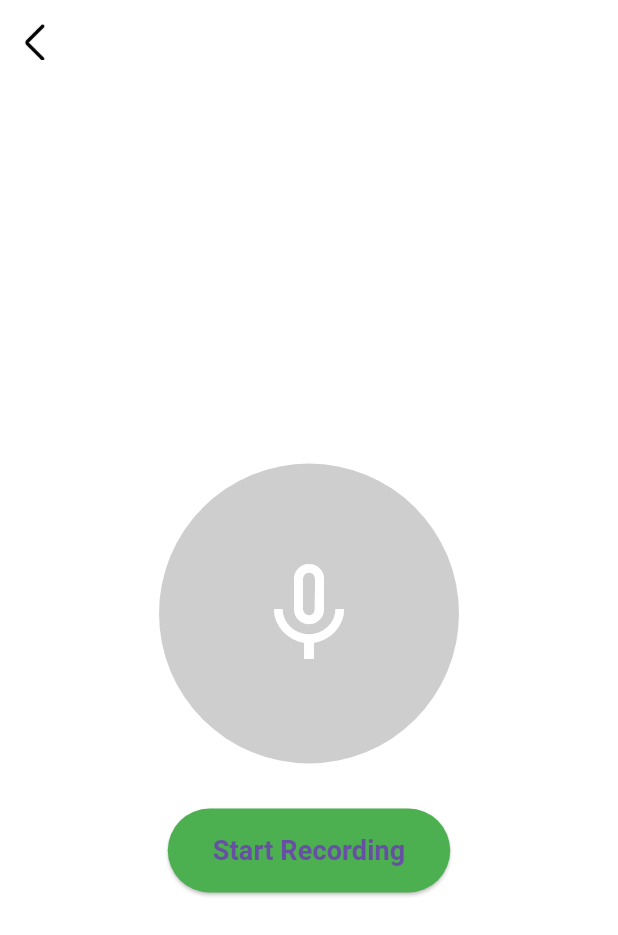
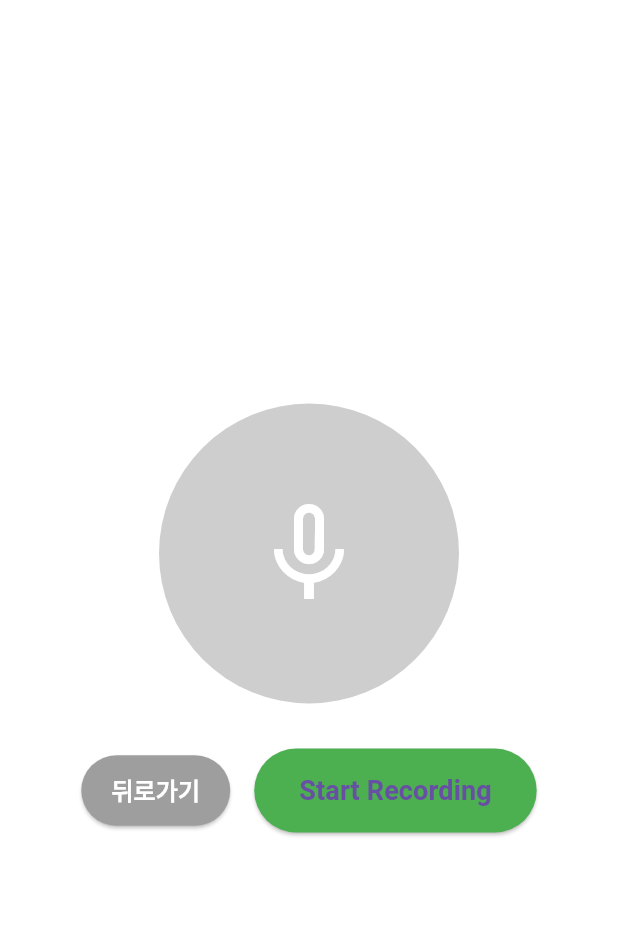
Before and after one commit to SafetyVoiceLDG/Safety_Voice, a Flutter app: the StopRecord screen opened by its route, on a phone screen of 412 x 824 dp. Shown: the top 935 px of the screen. Run offline on Flutter 3.47's test engine with Material 3 defaults, Android fonts, the phone set to English and light mode, and no system bars; our stand-ins replace audioplayers, permission_handler, shared_preferences; missing offline and left inert: flutter_sound; accounts and stored records are empty; Roboto replaces fonts that are missing (Noto Sans KR).

Commit message:
feat: 녹음 후 이름없는 파일로 저장

```diff
--- a/safety_voice/lib/pages/stopRecord.dart
+++ b/safety_voice/lib/pages/stopRecord.dart
@@ -3,6 +3,7 @@ import 'package:flutter_sound/flutter_sound.dart';
 import 'package:path_provider/path_provider.dart';
 import 'package:permission_handler/permission_handler.dart';
 import 'dart:io';
+import 'package:intl/intl.dart';
 
 class StopRecord extends StatefulWidget {
   const StopRecord({super.key});
@@ -32,7 +33,7 @@ class _StopRecordState extends State<StopRecord> {
       await _recorder.openRecorder();
       _isRecorderInitialized = true;
     } catch (e) {
-      print('Error initializing recorder: $e');
+      print('🚨 Error initializing recorder: $e');
     }
   }
 
@@ -40,20 +41,44 @@ class _StopRecordState extends State<StopRecord> {
   try {
     if (!_isRecorderInitialized) throw Exception('Recorder is not initialized');
     final dir = await getApplicationDocumentsDirectory();
-      _filePath = '${dir.path}/recorded_audio.aac';
-      await _recorder.startRecorder(toFile: _filePath);
+    _filePath = '${dir.path}/${DateFormat('yyyyMMddHHmm').format(DateTime.now())}.aac'; // ✅ AAC 형식으로 변경
+
+    await _recorder.startRecorder(
+      toFile: _filePath,
+      codec: Codec.aacADTS, // ✅ MP3 대신 AAC 사용
+    );
+
+    print("🎤 녹음 시작됨: $_filePath");
     setState(() => _isRecording = true);
   } catch (e) {
-      print('Error starting recording: $e');
+    print('🚨 Error starting recording: $e');
   }
 }
+
 
   Future<void> _stopRecording() async {
     try {
       await _recorder.stopRecorder();
       setState(() => _isRecording = false);
+
+      if (_filePath != null) {
+        await _saveRecordingPath(_filePath!); // ✅ 녹음 파일 경로 저장
+      }
     } catch (e) {
-      print('Error stopping recording: $e');
+      print('🚨 Error stopping recording: $e');
+    }
+  }
+
+  // ✅ 녹음된 파일의 경로를 내부 저장소에 기록
+  Future<void> _saveRecordingPath(String filePath) async {
+    try {
+      final dir = await getApplicationDocumentsDirectory();
+      final recordingListFile = File('${dir.path}/recording_list.txt');
+
+      await recordingListFile.writeAsString('$filePath\n', mode: FileMode.append);
+      print("✅ 녹음 파일 저장됨: $filePath");
+    } catch (e) {
+      print("🚨 녹음 파일 저장 오류: $e");
     }
   }
 
@@ -70,25 +95,9 @@ class _StopRecordState extends State<StopRecord> {
   Widget build(BuildContext context) {
     return Scaffold(
       backgroundColor: Colors.white,
-      appBar: PreferredSize(
-        preferredSize: const Size.fromHeight(80), // AppBar 높이를 80으로 설정
-        child: AppBar(
-          backgroundColor: Colors.white,
-          title: GestureDetector(
-            onTap: () => Navigator.pushNamed(context, '/listhome'),
-            child: Row(
+      body: Stack(
         children: [
-                Image.asset(
-                  'assets/images/back.png', // back.png 이미지
-                  height: 24, // 이미지 높이
-                ),
-              ],
-            ),
-          ),
-          automaticallyImplyLeading: false,
-        ),
-      ),
-      body: Center(
+          Center(
             child: Column(
               mainAxisAlignment: MainAxisAlignment.center,
               children: [
@@ -109,6 +118,24 @@ class _StopRecordState extends State<StopRecord> {
                   ),
                 ),
                 const SizedBox(height: 30),
+                Row(
+                  mainAxisAlignment: MainAxisAlignment.center,
+                  children: [
+                    ElevatedButton(
+                      onPressed: () => Navigator.pushReplacementNamed(context, '/listhome'),
+                      style: ElevatedButton.styleFrom(
+                        shape: RoundedRectangleBorder(
+                          borderRadius: BorderRadius.circular(30),
+                        ),
+                        padding: const EdgeInsets.symmetric(horizontal: 20, vertical: 12),
+                        backgroundColor: Colors.grey,
+                      ),
+                      child: const Text(
+                        '뒤로가기',
+                        style: TextStyle(fontSize: 16, fontWeight: FontWeight.bold, color: Colors.white),
+                      ),
+                    ),
+                    const SizedBox(width: 16),
                     ElevatedButton(
                       onPressed: _isRecording ? _stopRecording : _startRecording,
                       style: ElevatedButton.styleFrom(
@@ -123,18 +150,13 @@ class _StopRecordState extends State<StopRecord> {
                         style: TextStyle(fontSize: 18, fontWeight: FontWeight.bold),
                       ),
                     ),
-            if (_filePath != null && !_isRecording)
-              Padding(
-                padding: const EdgeInsets.all(16.0),
-                child: Text(
-                  'Recording saved at: $_filePath',
-                  style: TextStyle(fontSize: 14, fontWeight: FontWeight.w500),
-                  textAlign: TextAlign.center,
+                  ],
+                ),
+              ],
             ),
           ),
         ],
       ),
-      ),
     );
   }
 }
```
Also changed, not shown: safety_voice/lib/pages/nonamed.dart (+102 -44 lines). Lines whose indentation alone changed are shown as unchanged.
